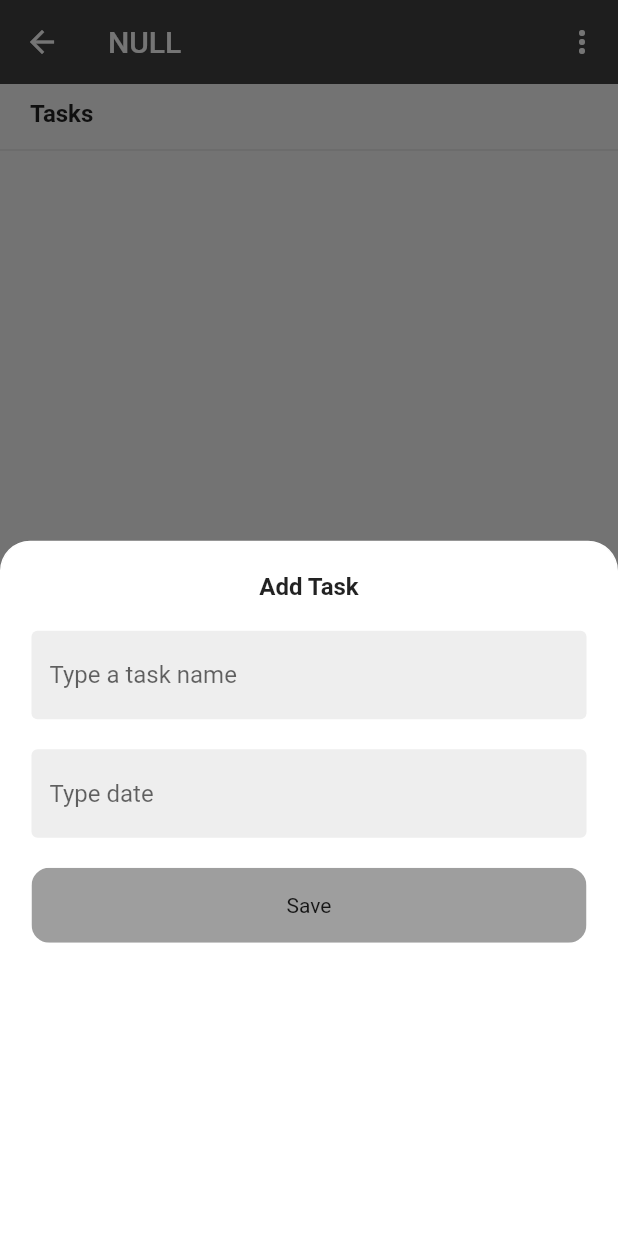
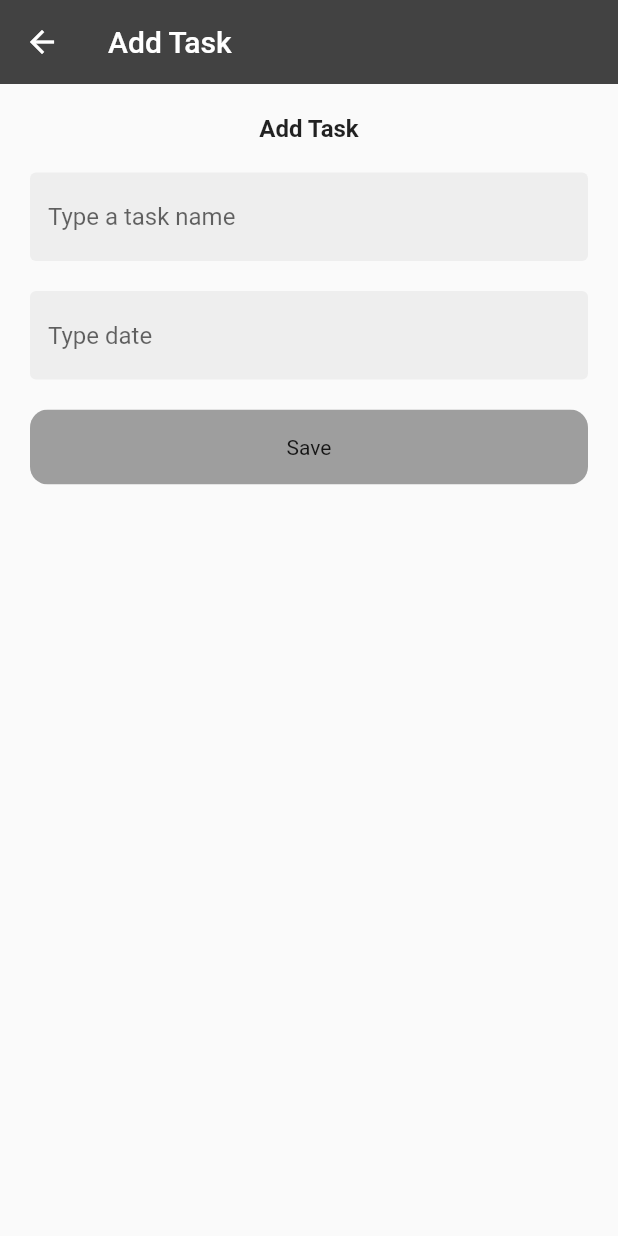
Before and after one commit to preciousMzembe/classmate, a Flutter app: the Subject screen opened directly with empty values, after a tap on the "add" icon, on a phone screen of 412 x 824 dp. Run offline on Flutter 3.47's test engine with Material 2 defaults, Android fonts, the phone set to English and light mode, and no system bars; our stand-ins replace hive_flutter, table_calendar; accounts and stored records are empty; statements that could not run were skipped.

Commit message:
add task

```diff
--- a/lib/pages/sub_pages/Subject.dart
+++ b/lib/pages/sub_pages/Subject.dart
@@ -50,17 +50,16 @@ class _SubjectState extends State<Subject> {
 
   @override
   Widget build(BuildContext context) {
-    void addTaskSheet() {
-      Future future = showModalBottomSheet(
-        backgroundColor: Colors.transparent,
-        context: context,
-        builder: (context) {
-          return AddTask(
+    void addTaskSheet() async {
+      await Navigator.of(context).push(
+        MaterialPageRoute(
+          builder: (context) => AddTask(
             id: widget.id,
-          );
-        },
+          ),
+        ),
       );
-      future.then((value) => getTasks());
+
+      getTasks();
     }
 
     void onSelected(value) async {
@@ -124,8 +123,9 @@ class _SubjectState extends State<Subject> {
           Expanded(
             child: ListView.separated(
               itemCount: _tasks.length,
-              separatorBuilder: (BuildContext context, int index) =>
-                  SizedBox(height: 20,),
+              separatorBuilder: (BuildContext context, int index) => SizedBox(
+                height: 20,
+              ),
               itemBuilder: (BuildContext context, int index) {
                 return Padding(
                   padding: const EdgeInsets.symmetric(horizontal: 20),
--- a/lib/pages/sub_pages/add_task.dart
+++ b/lib/pages/sub_pages/add_task.dart
@@ -34,19 +34,15 @@ class _AddSubjectState extends State<AddTask> {
 
   @override
   Widget build(BuildContext context) {
-    return Container(
-      decoration: BoxDecoration(
-        color: Colors.white,
-        border: Border.all(
-          color: Colors.white,
+    return Scaffold(
+      appBar: AppBar(
+        title: Text("Add Task"),
+        elevation: 0.0,
+        backgroundColor: Colors.grey[800],
       ),
-        borderRadius: BorderRadius.only(
-          topLeft: Radius.circular(20),
-          topRight: Radius.circular(20),
-        ),
-      ),
-      // height: 300,
-      padding: EdgeInsets.all(20),
+      body: Padding(
+        padding: const EdgeInsets.fromLTRB(20, 20, 20, 0),
+        child: SingleChildScrollView(
           child: Column(
             children: [
               Text(
@@ -163,6 +159,8 @@ class _AddSubjectState extends State<AddTask> {
               ),
             ],
           ),
+        ),
+      ),
     );
   }
 }
```
Lines whose indentation alone changed are shown as unchanged.
